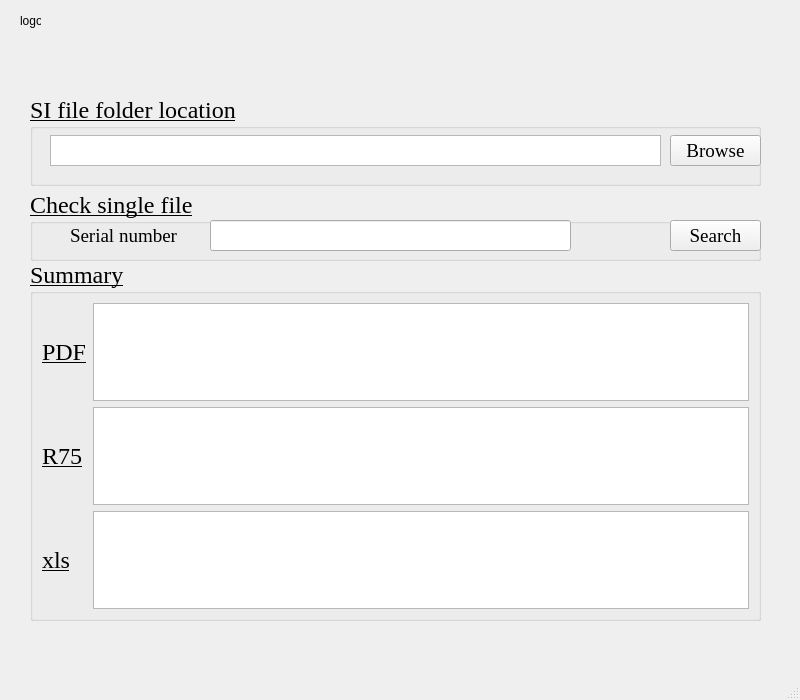
bensonyeh0126/20211026_SI_File_Search_V2, file untitled.ui: the form before one commit.
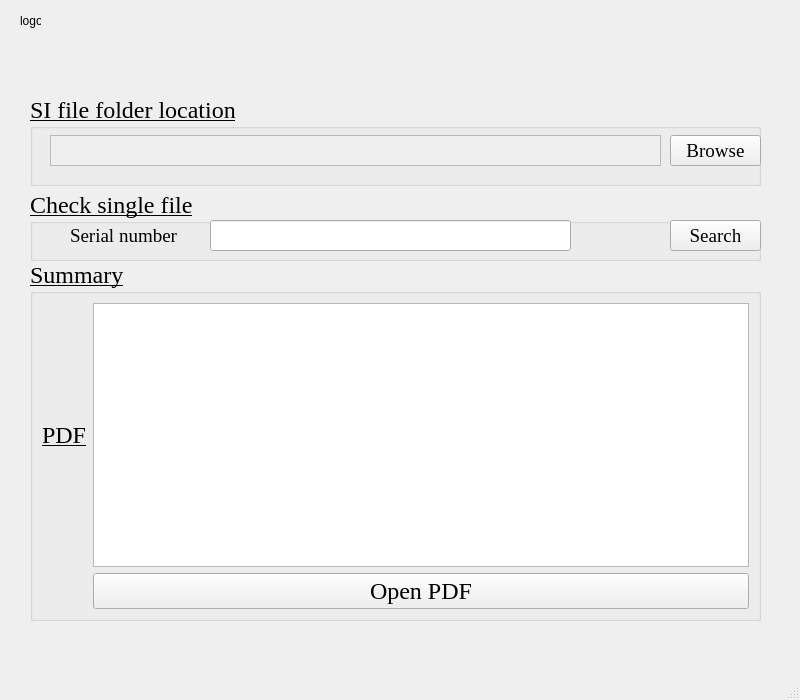
The form after the commit.

```diff
--- a/untitled.ui
+++ b/untitled.ui
@@ -71,6 +71,9 @@
      <string>SI file folder location</string>
     </property>
     <widget class="QTextEdit" name="SI_file_folder_Browser">
+     <property name="enabled">
+      <bool>false</bool>
+     </property>
      <property name="geometry">
       <rect>
        <x>20</x>
@@ -223,55 +226,27 @@
      <string>Summary</string>
     </property>
     <layout class="QGridLayout" name="gridLayout">
-     <item row="3" column="2">
-      <widget class="QTextEdit" name="xls_Browser">
-       <property name="font">
-        <font>
-         <family>Times New Roman</family>
-         <pointsize>12</pointsize>
-         <underline>false</underline>
-        </font>
-       </property>
-       <property name="readOnly">
-        <bool>true</bool>
-       </property>
-      </widget>
+     <item row="0" column="2">
+      <widget class="QListWidget" name="listWidget"/>
      </item>
-     <item row="3" column="0">
-      <widget class="QLabel" name="label_4">
-       <property name="text">
-        <string>xls</string>
-       </property>
-      </widget>
-     </item>
-     <item row="1" column="2">
-      <widget class="QListView" name="listView"/>
-     </item>
-     <item row="1" column="0">
+     <item row="0" column="0">
       <widget class="QLabel" name="label_2">
        <property name="text">
         <string>PDF</string>
        </property>
       </widget>
      </item>
-     <item row="2" column="2">
-      <widget class="QTextEdit" name="R75_Browser">
+     <item row="1" column="2">
+      <widget class="QPushButton" name="Open_pdf_btn">
        <property name="font">
         <font>
          <family>Times New Roman</family>
-         <pointsize>12</pointsize>
+         <pointsize>18</pointsize>
          <underline>false</underline>
         </font>
        </property>
-       <property name="readOnly">
-        <bool>true</bool>
-       </property>
-      </widget>
-     </item>
-     <item row="2" column="0">
-      <widget class="QLabel" name="label_3">
        <property name="text">
-        <string>R75</string>
+        <string>Open PDF</string>
        </property>
       </widget>
      </item>
```
